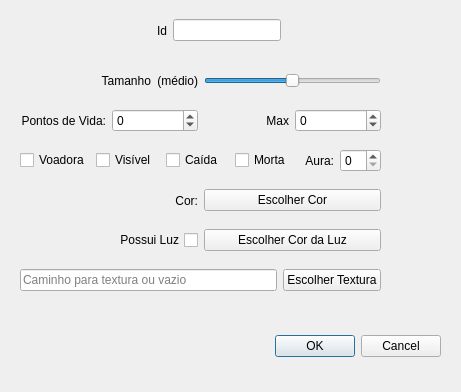
Qt form ifg/qt/ui/entidade.ui (matferib/tabuleiro-virtual) before a commit.
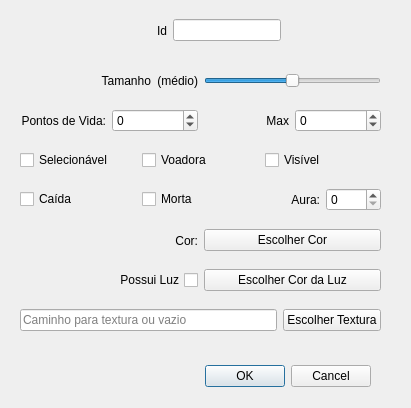
The same form after that commit.

What changed in the file:
```diff
--- a/ifg/qt/ui/entidade.ui
+++ b/ifg/qt/ui/entidade.ui
@@ -7,8 +7,8 @@
    <rect>
     <x>0</x>
     <y>0</y>
-    <width>461</width>
-    <height>392</height>
+    <width>411</width>
+    <height>408</height>
    </rect>
   </property>
   <property name="windowTitle">
@@ -23,8 +23,8 @@
   <widget class="QDialogButtonBox" name="botoes">
    <property name="geometry">
     <rect>
-     <x>100</x>
-     <y>330</y>
+     <x>30</x>
+     <y>360</y>
      <width>341</width>
      <height>32</height>
     </rect>
@@ -66,7 +66,7 @@
    <property name="geometry">
     <rect>
      <x>20</x>
-     <y>180</y>
+     <y>220</y>
      <width>361</width>
      <height>41</height>
     </rect>
@@ -105,7 +105,7 @@
    <property name="geometry">
     <rect>
      <x>20</x>
-     <y>220</y>
+     <y>260</y>
      <width>361</width>
      <height>41</height>
     </rect>
@@ -207,7 +207,7 @@
    <property name="geometry">
     <rect>
      <x>20</x>
-     <y>260</y>
+     <y>300</y>
      <width>361</width>
      <height>41</height>
     </rect>
@@ -243,7 +243,12 @@
    </property>
    <layout class="QHBoxLayout" name="horizontalLayout_8">
     <item>
-     <layout class="QHBoxLayout" name="horizontalLayout_9">
+     <widget class="QCheckBox" name="checkbox_selecionavel">
+      <property name="text">
+       <string>Selecionável</string>
+      </property>
+     </widget>
+    </item>
       <item>
        <widget class="QCheckBox" name="checkbox_voadora">
         <property name="text">
@@ -261,39 +266,6 @@
         </property>
        </widget>
       </item>
-      <item>
-       <widget class="QCheckBox" name="checkbox_caida">
-        <property name="text">
-         <string>Caída</string>
-        </property>
-       </widget>
-      </item>
-      <item>
-       <widget class="QCheckBox" name="checkbox_morta">
-        <property name="text">
-         <string>Morta</string>
-        </property>
-       </widget>
-      </item>
-      <item>
-       <layout class="QHBoxLayout" name="horizontalLayout_10">
-        <item>
-         <widget class="QLabel" name="label_4">
-          <property name="text">
-           <string>Aura:</string>
-          </property>
-          <property name="alignment">
-           <set>Qt::AlignRight|Qt::AlignTrailing|Qt::AlignVCenter</set>
-          </property>
-         </widget>
-        </item>
-        <item>
-         <widget class="QSpinBox" name="spin_aura"/>
-        </item>
-       </layout>
-      </item>
-     </layout>
-    </item>
    </layout>
   </widget>
   <widget class="QWidget" name="horizontalLayoutWidget_8">
@@ -364,6 +336,49 @@
     </item>
    </layout>
   </widget>
+  <widget class="QWidget" name="">
+   <property name="geometry">
+    <rect>
+     <x>20</x>
+     <y>180</y>
+     <width>361</width>
+     <height>39</height>
+    </rect>
+   </property>
+   <layout class="QHBoxLayout" name="horizontalLayout_9">
+    <item>
+     <widget class="QCheckBox" name="checkbox_caida">
+      <property name="text">
+       <string>Caída</string>
+      </property>
+     </widget>
+    </item>
+    <item>
+     <widget class="QCheckBox" name="checkbox_morta">
+      <property name="text">
+       <string>Morta</string>
+      </property>
+     </widget>
+    </item>
+    <item>
+     <layout class="QHBoxLayout" name="horizontalLayout_10">
+      <item>
+       <widget class="QLabel" name="label_4">
+        <property name="text">
+         <string>Aura:</string>
+        </property>
+        <property name="alignment">
+         <set>Qt::AlignRight|Qt::AlignTrailing|Qt::AlignVCenter</set>
+        </property>
+       </widget>
+      </item>
+      <item>
+       <widget class="QSpinBox" name="spin_aura"/>
+      </item>
+     </layout>
+    </item>
+   </layout>
+  </widget>
  </widget>
  <resources/>
  <connections>
```
Lines whose indentation alone changed are shown as unchanged.
